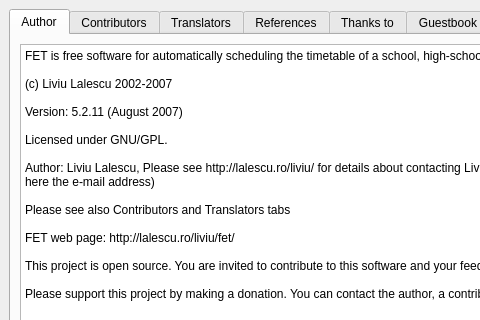
vonmecheln/fet, file fet/src/interface/helpaboutform_template.ui: the form before one commit; both pictures show x 0 to 480 and y 0 to 320 of the 707 by 409 pixel window.
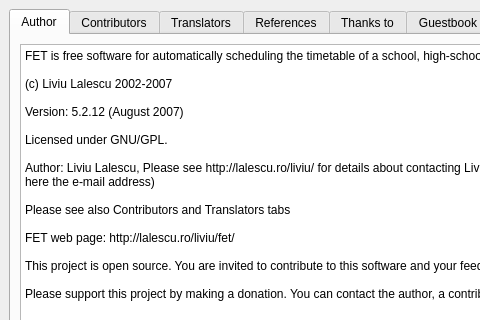
The form after the commit. The open tabs and pages were chosen to show the change.

What changed in the file:
```diff
--- a/fet/src/interface/helpaboutform_template.ui
+++ b/fet/src/interface/helpaboutform_template.ui
@@ -69,7 +69,7 @@
 &lt;p style="-qt-paragraph-type:empty; margin-top:0px; margin-bottom:0px; margin-left:0px; margin-right:0px; -qt-block-indent:0; text-indent:0px;">&lt;/p>
 &lt;p style=" margin-top:0px; margin-bottom:0px; margin-left:0px; margin-right:0px; -qt-block-indent:0; text-indent:0px;">(c) Liviu Lalescu 2002-2007&lt;/p>
 &lt;p style="-qt-paragraph-type:empty; margin-top:0px; margin-bottom:0px; margin-left:0px; margin-right:0px; -qt-block-indent:0; text-indent:0px;">&lt;/p>
-&lt;p style=" margin-top:0px; margin-bottom:0px; margin-left:0px; margin-right:0px; -qt-block-indent:0; text-indent:0px;">Version: 5.2.11 (August 2007)&lt;/p>
+&lt;p style=" margin-top:0px; margin-bottom:0px; margin-left:0px; margin-right:0px; -qt-block-indent:0; text-indent:0px;">Version: 5.2.12 (August 2007)&lt;/p>
 &lt;p style="-qt-paragraph-type:empty; margin-top:0px; margin-bottom:0px; margin-left:0px; margin-right:0px; -qt-block-indent:0; text-indent:0px;">&lt;/p>
 &lt;p style=" margin-top:0px; margin-bottom:0px; margin-left:0px; margin-right:0px; -qt-block-indent:0; text-indent:0px;">Licensed under GNU/GPL.&lt;/p>
 &lt;p style="-qt-paragraph-type:empty; margin-top:0px; margin-bottom:0px; margin-left:0px; margin-right:0px; -qt-block-indent:0; text-indent:0px;">&lt;/p>
```
